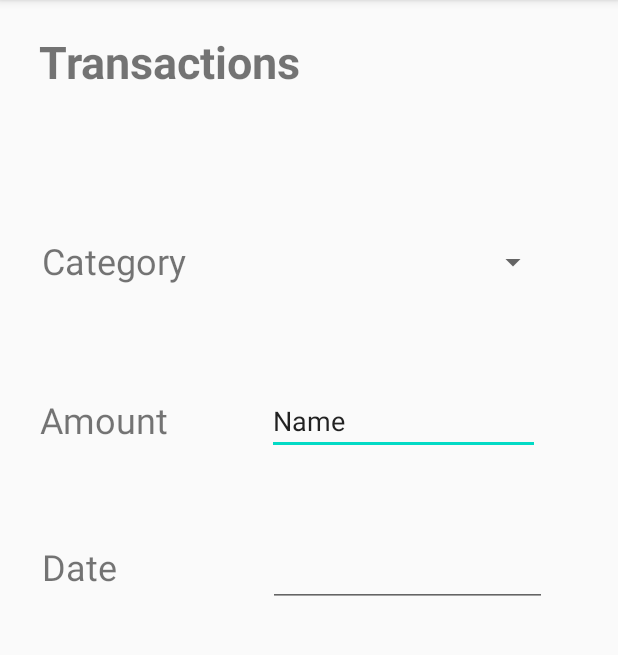
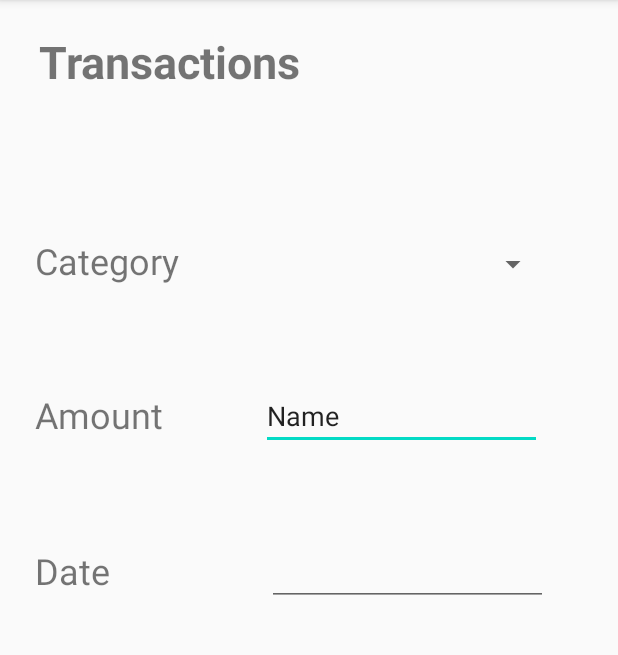
Before and after one commit to taypham/Android-app-personal-finance, an Android app: the TransactionsActivity screen opened directly, with no data from a screen before it, on a phone screen of 412 x 824 dp, the part 84-739 px from its top. Run offline under Robolectric (Android 15) with nearby library versions, the phone set to English and light mode, and no system bars.

Commit message:
Design completed

```diff
--- a/app/src/main/res/layout/activity_transactions.xml
+++ b/app/src/main/res/layout/activity_transactions.xml
@@ -23,35 +23,36 @@
 
     <TextView
         android:id="@+id/tvCategory"
-        android:layout_width="118dp"
+        android:layout_width="120dp"
         android:layout_height="40dp"
         android:text="Category"
         android:textAlignment="textStart"
         android:textSize="24sp"
         app:layout_constraintBottom_toBottomOf="parent"
         app:layout_constraintEnd_toEndOf="parent"
-        app:layout_constraintHorizontal_bias="0.095"
+        app:layout_constraintHorizontal_bias="0.08"
         app:layout_constraintStart_toStartOf="parent"
         app:layout_constraintTop_toTopOf="parent"
         app:layout_constraintVertical_bias="0.216" />
 
     <TextView
         android:id="@+id/tvAmount"
-        android:layout_width="109dp"
-        android:layout_height="42dp"
+        android:layout_width="120dp"
+        android:layout_height="40dp"
+        android:layout_marginStart="23dp"
         android:text="Amount"
         android:textSize="24sp"
         app:layout_constraintBottom_toBottomOf="parent"
         app:layout_constraintEnd_toEndOf="parent"
-        app:layout_constraintHorizontal_bias="0.089"
+        app:layout_constraintHorizontal_bias="0.0"
         app:layout_constraintStart_toStartOf="parent"
         app:layout_constraintTop_toTopOf="parent"
-        app:layout_constraintVertical_bias="0.363" />
+        app:layout_constraintVertical_bias="0.357" />
 
     <TextView
         android:id="@+id/tvDate"
-        android:layout_width="63dp"
-        android:layout_height="45dp"
+        android:layout_width="120dp"
+        android:layout_height="40dp"
         android:text="Date"
         android:textSize="24sp"
         app:layout_constraintBottom_toBottomOf="parent"
@@ -63,7 +64,7 @@
     <Spinner
         android:id="@+id/spinnerCategory"
         android:layout_width="187dp"
-        android:layout_height="38dp"
+        android:layout_height="40dp"
         android:dropDownWidth="wrap_content"
         android:spinnerMode="dropdown"
         app:layout_constraintBottom_toBottomOf="parent"
@@ -75,8 +76,8 @@
 
     <EditText
         android:id="@+id/editTextTextPersonName"
-        android:layout_width="182dp"
-        android:layout_height="45dp"
+        android:layout_width="187dp"
+        android:layout_height="40dp"
         android:ems="10"
         android:inputType="textPersonName"
         android:text="Name"
@@ -89,8 +90,8 @@
 
     <EditText
         android:id="@+id/editTextDate"
-        android:layout_width="186dp"
-        android:layout_height="41dp"
+        android:layout_width="187dp"
+        android:layout_height="40dp"
         android:ems="10"
         android:inputType="date"
         app:layout_constraintBottom_toBottomOf="parent"
--- a/app/src/main/res/values/strings.xml
+++ b/app/src/main/res/values/strings.xml
@@ -1,3 +1,3 @@
 <resources>
-    <string name="app_name">BudgetAppFinal</string>
+<string name="app_name">BudgetAppFinal</string>
 </resources>
```
